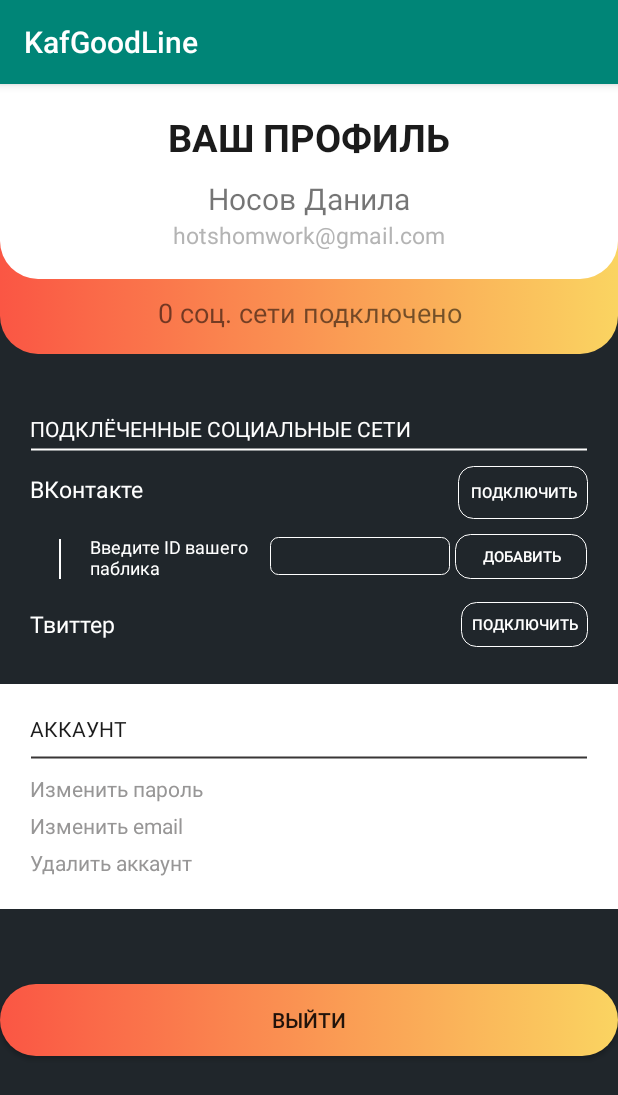
After one commit to HotsHom/repSMM_VADA, an Android app: the fragment ProfileFragment shown on its own in the app's theme, on a phone screen of 412 x 824 dp. The commit adds this screen. Shown: the top 1095 px of the screen. Run offline under Robolectric (Android 15) with nearby library versions, the phone set to English and light mode, and no system bars.

Commit message:
Layout Profile Fragment

```diff
--- a/app/build.gradle
+++ b/app/build.gradle
@@ -29,6 +29,7 @@ dependencies {
     implementation 'androidx.appcompat:appcompat:1.0.2'
     implementation 'androidx.core:core-ktx:1.0.2'
     implementation 'androidx.constraintlayout:constraintlayout:1.1.3'
+    implementation 'androidx.legacy:legacy-support-v4:1.0.0'
     testImplementation 'junit:junit:4.12'
     androidTestImplementation 'androidx.test.ext:junit:1.1.0'
     androidTestImplementation 'androidx.test.espresso:espresso-core:3.1.1'
--- /dev/null
+++ b/app/src/main/java/com/example/kafgoodline/ProfileFragment.kt
@@ -0,0 +1,24 @@
+package com.example.kafgoodline
+
+
+import android.os.Bundle
+import androidx.fragment.app.Fragment
+import android.view.LayoutInflater
+import android.view.View
+import android.view.ViewGroup
+
+/**
+ * A simple [Fragment] subclass.
+ */
+class ProfileFragment : Fragment() {
+
+    override fun onCreateView(
+        inflater: LayoutInflater, container: ViewGroup?,
+        savedInstanceState: Bundle?
+    ): View? {
+        // Inflate the layout for this fragment
+        return inflater.inflate(R.layout.fragment_profile, container, false)
+    }
+
+
+}
--- /dev/null
+++ b/app/src/main/res/drawable/edit_style_2_white.xml
@@ -0,0 +1,13 @@
+<?xml version="1.0" encoding="utf-8"?>
+<shape xmlns:android="http://schemas.android.com/apk/res/android"
+android:shape="rectangle">
+<corners
+    android:radius="5dp"
+    android:topRightRadius="5dp"
+    android:bottomRightRadius="5dp"
+    android:bottomLeftRadius="5dp" />
+<stroke
+    android:width="0.5dp"
+    android:color="@android:color/white" />
+<solid android:color="@android:color/transparent"/>
+</shape>
--- /dev/null
+++ b/app/src/main/res/drawable/line.xml
@@ -0,0 +1,15 @@
+<?xml version="1.0" encoding="utf-8"?>
+<layer-list
+    xmlns:android="http://schemas.android.com/apk/res/android" >
+    <item>
+        <rotate xmlns:android="http://schemas.android.com/apk/res/android">
+            <shape
+                android:shape="line">
+                <stroke
+                    android:width="1dp"
+                    android:color="#fff"
+                    />
+            </shape>
+        </rotate>
+    </item>
+</layer-list>
--- /dev/null
+++ b/app/src/main/res/drawable/line_black.xml
@@ -0,0 +1,15 @@
+<?xml version="1.0" encoding="utf-8"?>
+<layer-list
+    xmlns:android="http://schemas.android.com/apk/res/android" >
+    <item>
+        <rotate xmlns:android="http://schemas.android.com/apk/res/android">
+            <shape
+                android:shape="line">
+                <stroke
+                    android:width="1dp"
+                    android:color="#383636"
+                    />
+            </shape>
+        </rotate>
+    </item>
+</layer-list>
--- /dev/null
+++ b/app/src/main/res/drawable/line_vertical.xml
@@ -0,0 +1,15 @@
+<?xml version="1.0" encoding="utf-8"?>
+<layer-list
+    xmlns:android="http://schemas.android.com/apk/res/android" >
+    <item>
+        <rotate xmlns:android="http://schemas.android.com/apk/res/android" android:fromDegrees="90" android:toDegrees="90">
+            <shape
+                android:shape="line" >
+                <stroke
+                    android:width="1dp"
+                    android:color="#fff"
+                    />
+            </shape>
+        </rotate>
+    </item>
+</layer-list>
--- /dev/null
+++ b/app/src/main/res/drawable/up_prodile_block.xml
@@ -0,0 +1,22 @@
+<?xml version="1.0" encoding="utf-8"?>
+
+<selector xmlns:android="http://schemas.android.com/apk/res/android">
+    <item android:state_pressed="true">
+        <shape android:shape="rectangle">
+            <corners android:radius="0dp" android:bottomLeftRadius="25dp" android:bottomRightRadius="25dp"/>
+            <gradient android:angle="90.0" android:endColor="#fa5644" android:startColor="#fad461" />
+        </shape>
+    </item>
+    <item android:state_focused="true">
+        <shape android:shape="rectangle">
+            <corners android:radius="0dp" android:bottomLeftRadius="25dp" android:bottomRightRadius="25dp"/>/>
+            <gradient android:angle="90.0" android:endColor="#fa5644" android:startColor="#fad461" />
+        </shape>
+    </item>
+    <item>
+        <shape android:shape="rectangle">
+            <corners android:radius="0dp" android:bottomLeftRadius="25dp" android:bottomRightRadius="25dp"/>/>
+            <gradient android:angle="180.0" android:endColor="#fa5644" android:startColor="#fad461" />
+        </shape>
+    </item>
+</selector>
--- /dev/null
+++ b/app/src/main/res/drawable/up_prodile_block_white.xml
@@ -0,0 +1,22 @@
+<?xml version="1.0" encoding="utf-8"?>
+
+<selector xmlns:android="http://schemas.android.com/apk/res/android">
+    <item android:state_pressed="true">
+        <shape android:shape="rectangle">
+            <corners android:radius="0dp" android:bottomLeftRadius="25dp" android:bottomRightRadius="25dp"/>
+            <solid android:color="#fff"/>
+        </shape>
+    </item>
+    <item android:state_focused="true">
+        <shape android:shape="rectangle">
+            <corners android:radius="0dp" android:bottomLeftRadius="25dp" android:bottomRightRadius="25dp"/>/>
+            <solid android:color="#fff"/>
+        </shape>
+    </item>
+    <item>
+        <shape android:shape="rectangle">
+            <corners android:radius="0dp" android:bottomLeftRadius="25dp" android:bottomRightRadius="25dp"/>/>
+            <solid android:color="#fff"/>
+        </shape>
+    </item>
+</selector>
--- /dev/null
+++ b/app/src/main/res/layout/fragment_profile.xml
@@ -0,0 +1,273 @@
+<?xml version="1.0" encoding="utf-8"?>
+<FrameLayout xmlns:android="http://schemas.android.com/apk/res/android"
+    xmlns:tools="http://schemas.android.com/tools"
+    android:layout_width="match_parent"
+    android:layout_height="match_parent"
+    tools:context=".ProfileFragment"
+    android:background="#20262b">
+
+    <!-- TODO: Update blank fragment layout -->
+    <ScrollView
+        android:layout_width="match_parent"
+        android:layout_height="match_parent"
+        android:fillViewport="true"
+        android:layout_marginBottom="50dp">
+
+        <RelativeLayout
+            android:layout_width="match_parent"
+            android:layout_height="wrap_content"
+            android:orientation="vertical">
+
+            <LinearLayout
+                android:layout_width="match_parent"
+                android:layout_height="180dp"
+                android:background="@drawable/up_prodile_block"
+                android:gravity="bottom"
+                android:orientation="vertical">
+
+                <TextView
+                    android:paddingBottom="15dp"
+                    android:id="@+id/linked"
+                    android:layout_width="match_parent"
+                    android:layout_height="wrap_content"
+                    android:text="@string/link_count_profile"
+                    android:gravity="center"
+                    android:textSize="18sp"/>
+            </LinearLayout>
+
+
+            <LinearLayout
+                android:layout_width="match_parent"
+                android:layout_height="130dp"
+                android:background="@drawable/up_prodile_block_white"
+                android:layout_marginBottom="20dp"
+                android:gravity="center"
+                android:orientation="vertical">
+
+                <TextView
+                    android:layout_width="match_parent"
+                    android:layout_height="wrap_content"
+                    android:layout_gravity="center"
+                    android:gravity="center"
+                    android:textSize="25sp"
+                    android:textStyle="bold"
+                    android:text="@string/profile_Title"
+                    android:textColor="#1B1B1B"/>
+
+                <LinearLayout
+                    android:layout_width="wrap_content"
+                    android:layout_height="wrap_content"
+                    android:orientation="horizontal">
+
+                    <TextView
+                        android:id="@+id/last_name"
+                        android:layout_width="match_parent"
+                        android:layout_height="wrap_content"
+                        android:text="Носов"
+                        android:gravity="center"
+                        android:textSize="20sp"
+                        android:layout_marginTop="10dp"/>
+                    <TextView
+                        android:id="@+id/first_name"
+                        android:layout_width="match_parent"
+                        android:layout_height="wrap_content"
+                        android:text="Данила"
+                        android:layout_marginLeft="5dp"
+                        android:gravity="center"
+                        android:textSize="20sp"
+                        android:layout_marginTop="10dp"/>
+                </LinearLayout>
+                <TextView
+                    android:id="@+id/username_profile"
+                    android:layout_width="match_parent"
+                    android:layout_height="wrap_content"
+                    android:text="hotshomwork@gmail.com"
+                    android:gravity="center"
+                    android:textSize="15sp"
+                    android:textColor="#B4B4B4"/>
+
+
+            </LinearLayout>
+
+            <LinearLayout
+                android:layout_width="match_parent"
+                android:layout_height="wrap_content"
+                android:orientation="vertical"
+                android:layout_marginTop="220dp"
+                android:layout_marginLeft="20dp"
+                android:layout_marginRight="20dp">
+
+                <TextView
+                    android:layout_width="match_parent"
+                    android:layout_height="wrap_content"
+                    android:text="Подклёченные социальные сети"
+                    android:textColor="#fff"
+                    android:textAllCaps="true"/>
+                <ImageView
+                    android:layout_width="match_parent"
+                    android:layout_height="2dp"
+                    android:background="@drawable/line"
+                    android:layout_marginBottom="10dp"
+                    android:layout_marginTop="3dp"/>
+                <LinearLayout
+                    android:layout_width="match_parent"
+                    android:layout_height="wrap_content"
+                    android:orientation="horizontal"
+                    android:layout_marginBottom="10dp">
+
+                    <TextView
+                        android:layout_width="wrap_content"
+                        android:layout_height="wrap_content"
+                        android:text="ВКонтакте"
+                        android:textColor="#fff"
+                        android:textSize="15sp"/>
+
+                    <Button
+                        android:id="@+id/vk_button"
+                        android:layout_width="wrap_content"
+                        android:layout_height="35dp"
+                        android:background="@drawable/edit_style_white"
+                        android:text="ПОДКЛЮЧИТЬ"
+                        android:textSize="10sp"
+                        android:textColor="#fff"
+                        android:layout_marginLeft="210dp"/>
+                </LinearLayout>
+                <LinearLayout
+                    android:layout_width="match_parent"
+                    android:layout_height="30dp"
+                    android:orientation="horizontal"
+                    android:layout_marginBottom="15dp">
+
+                    <ImageView
+                        android:layout_width="40dp"
+                        android:layout_height="30dp"
+                        android:background="@drawable/line_vertical"
+                        android:layout_marginBottom="10dp"
+                        android:layout_marginTop="3dp"
+                        tools:ignore="ContentDescription" />
+
+                    <TextView
+                        android:layout_width="120dp"
+                        android:layout_height="wrap_content"
+                        android:text="Введите ID вашего паблика"
+                        android:textColor="#fff"
+                        android:textSize="12sp"
+                        android:layout_gravity="center"/>
+                    <EditText
+                        android:id="@+id/editcn"
+                        android:layout_width="120dp"
+                        android:layout_height="25dp"
+                        android:background="@drawable/edit_style_2_white"
+                        android:textSize="10sp"
+                        android:textColor="#FFF"
+                        android:paddingRight="10dp"
+                        android:paddingLeft="10dp"
+                        android:layout_gravity="center"
+                        android:importantForAutofill="no"
+                        android:inputType="number"
+                        tools:ignore="LabelFor">
+                    </EditText>
+                    <Button
+                        android:layout_width="wrap_content"
+                        android:layout_height="30dp"
+                        android:background="@drawable/edit_style_white"
+                        android:textColor="#FFF"
+                        android:textSize="10sp"
+                        android:text="Добавить"
+                        android:layout_marginLeft="3dp"
+                        android:layout_gravity="center">
+
+                    </Button>
+                </LinearLayout>
+                <LinearLayout
+                    android:layout_width="match_parent"
+                    android:layout_height="wrap_content"
+                    android:orientation="horizontal">
+
+                    <TextView
+                        android:layout_width="wrap_content"
+                        android:layout_height="wrap_content"
+                        android:text="Твиттер"
+                        android:textColor="#fff"
+                        android:textSize="15sp"
+                        android:layout_gravity="center"/>
+
+                    <Button
+                        android:id="@+id/twitter_button"
+                        android:layout_width="wrap_content"
+                        android:layout_height="30dp"
+                        android:background="@drawable/edit_style_white"
+                        android:text="ПОДКЛЮЧИТЬ"
+                        android:textSize="10sp"
+                        android:textColor="#fff"
+                        android:layout_marginLeft="230dp"/>
+                </LinearLayout>
+
+            </LinearLayout>
+            <LinearLayout
+                android:layout_width="match_parent"
+                android:layout_height="150dp"
+                android:orientation="vertical"
+                android:layout_marginTop="400dp"
+                android:background="#fff"
+                android:paddingTop="10dp">
+
+                <TextView
+                    android:layout_width="match_parent"
+                    android:layout_height="wrap_content"
+                    android:text="Аккаунт"
+                    android:textColor="#1B1B1B"
+                    android:layout_marginTop="10dp"
+                    android:layout_marginBottom="5dp"
+                    android:textAllCaps="true"
+                    android:layout_marginLeft="20dp"/>
+                <ImageView
+                    android:layout_width="match_parent"
+                    android:layout_height="2dp"
+                    android:background="@drawable/line_black"
+                    android:layout_marginBottom="10dp"
+                    android:layout_marginTop="3dp"
+                    android:layout_marginRight="20dp"
+                    android:layout_marginLeft="20dp"/>
+
+                <TextView
+                    android:layout_width="match_parent"
+                    android:layout_height="wrap_content"
+                    android:text="Изменить пароль"
+                    android:textColor="#979696"
+                    android:layout_marginLeft="20dp"/>
+                <TextView
+                    android:textColor="#979696"
+                    android:layout_width="match_parent"
+                    android:layout_height="wrap_content"
+                    android:text="Изменить email"
+                    android:layout_marginLeft="20dp"
+                    android:layout_marginTop="5dp"
+                    android:layout_marginBottom="5dp"/>
+                <TextView
+                    android:textColor="#979696"
+                    android:layout_width="match_parent"
+                    android:layout_height="wrap_content"
+                    android:text="Удалить аккаунт"
+                    android:layout_marginLeft="20dp" />
+            </LinearLayout>
+
+            <Button
+                android:layout_width="match_parent"
+                android:layout_height="wrap_content"
+                android:text="ВЫЙТИ"
+                android:background="@drawable/butt_style_color"
+                android:gravity="center"
+                android:layout_marginTop="600dp"/>
+
+            <RelativeLayout
+                android:layout_width="match_parent"
+                android:layout_height="20dp"
+                android:paddingBottom="50dp"
+                android:layout_marginTop="650dp">
+
+            </RelativeLayout>
+        </RelativeLayout>
+    </ScrollView>
+
+</FrameLayout>
--- a/app/src/main/res/values/strings.xml
+++ b/app/src/main/res/values/strings.xml
@@ -16,4 +16,9 @@
     <string name="content_plan">Content Plan</string>
     <string name="training">Training</string>
     <string name="profile">Profile</string>
+
+    <!-- TODO: Remove or change this placeholder text -->
+    <string name="hello_blank_fragment">Hello blank fragment</string>
+    <string name="profile_Title">ВАШ ПРОФИЛЬ</string>
+    <string name="link_count_profile">0 соц. сети подключено</string>
 </resources>
```
